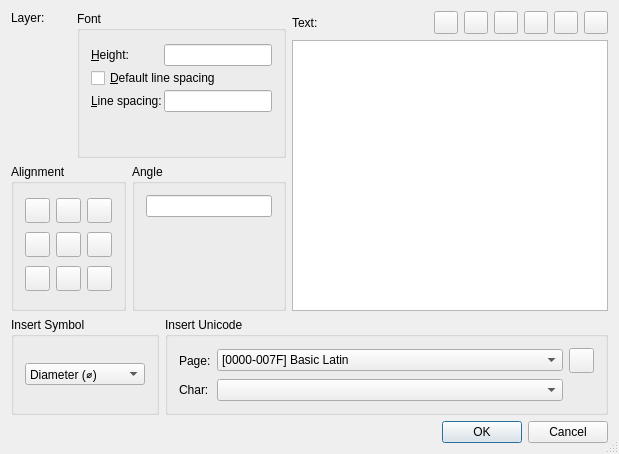
This is librecad/src/ui/forms/qg_dlgmtext.ui in LibreCAD/LibreCAD as Qt 5 draws it before an edit. The edited form follows.
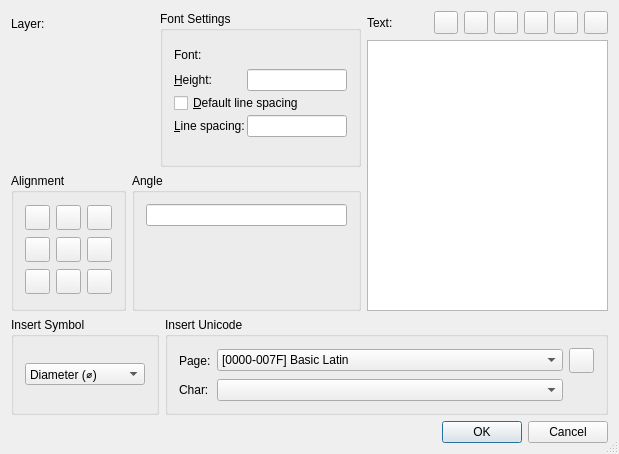
This is the edited form. Icons and pictures are not drawn. Custom widgets are drawn as their Qt base class.

Commit message: Ref PR #1432 - Update tab order in qg dlgtext.UI - also add "cbFont" selector into the tab order (#1540)

```diff
--- a/librecad/src/ui/forms/qg_dlgmtext.ui
+++ b/librecad/src/ui/forms/qg_dlgmtext.ui
@@ -35,6 +35,12 @@
                  <verstretch>0</verstretch>
                 </sizepolicy>
                </property>
+               <property name="minimumSize">
+                <size>
+                 <width>67</width>
+                 <height>0</height>
+                </size>
+               </property>
                <property name="text">
                 <string>Layer:</string>
                </property>
@@ -44,7 +50,30 @@
               </widget>
              </item>
              <item>
-              <widget class="QG_LayerBox" name="cbLayer" native="true"/>
+              <widget class="QG_LayerBox" name="cbLayer" native="true">
+               <property name="minimumSize">
+                <size>
+                 <width>70</width>
+                 <height>25</height>
+                </size>
+               </property>
+               <property name="focusPolicy">
+                <enum>Qt::StrongFocus</enum>
+               </property>
+              </widget>
+             </item>
+             <item>
+              <spacer name="horizontalSpacer_5">
+               <property name="orientation">
+                <enum>Qt::Horizontal</enum>
+               </property>
+               <property name="sizeHint" stdset="0">
+                <size>
+                 <width>1</width>
+                 <height>20</height>
+                </size>
+               </property>
+              </spacer>
              </item>
             </layout>
            </item>
@@ -69,78 +98,13 @@
             </sizepolicy>
            </property>
            <property name="title">
-            <string>Font</string>
+            <string>Font Settings</string>
            </property>
            <layout class="QGridLayout">
             <property name="spacing">
              <number>2</number>
             </property>
-            <item row="1" column="1">
-             <widget class="QLineEdit" name="leHeight">
-              <property name="sizePolicy">
-               <sizepolicy hsizetype="Expanding" vsizetype="Fixed">
-                <horstretch>0</horstretch>
-                <verstretch>0</verstretch>
-               </sizepolicy>
-              </property>
-             </widget>
-            </item>
-            <item row="1" column="0">
-             <widget class="QLabel" name="lHeight">
-              <property name="text">
-               <string>&amp;Height:</string>
-              </property>
-              <property name="wordWrap">
-               <bool>false</bool>
-              </property>
-              <property name="buddy">
-               <cstring>leHeight</cstring>
-              </property>
-             </widget>
-            </item>
-            <item row="5" column="1">
-             <spacer name="spacer2_2">
-              <property name="orientation">
-               <enum>Qt::Vertical</enum>
-              </property>
-              <property name="sizeType">
-               <enum>QSizePolicy::Expanding</enum>
-              </property>
-              <property name="sizeHint" stdset="0">
-               <size>
-                <width>20</width>
-                <height>16</height>
-               </size>
-              </property>
-             </spacer>
-            </item>
-            <item row="0" column="0" colspan="2">
-             <widget class="QG_FontBox" name="cbFont" native="true">
-              <property name="sizePolicy">
-               <sizepolicy hsizetype="Expanding" vsizetype="Fixed">
-                <horstretch>0</horstretch>
-                <verstretch>0</verstretch>
-               </sizepolicy>
-              </property>
-             </widget>
-            </item>
             <item row="5" column="0">
-             <spacer name="spacer2">
-              <property name="orientation">
-               <enum>Qt::Vertical</enum>
-              </property>
-              <property name="sizeType">
-               <enum>QSizePolicy::Expanding</enum>
-              </property>
-              <property name="sizeHint" stdset="0">
-               <size>
-                <width>20</width>
-                <height>16</height>
-               </size>
-              </property>
-             </spacer>
-            </item>
-            <item row="3" column="0">
              <widget class="QLabel" name="lLineSpacingFactor">
               <property name="text">
                <string>&amp;Line spacing:</string>
@@ -153,17 +117,7 @@
               </property>
              </widget>
             </item>
-            <item row="3" column="1">
-             <widget class="QLineEdit" name="leLineSpacingFactor">
-              <property name="sizePolicy">
-               <sizepolicy hsizetype="Expanding" vsizetype="Fixed">
-                <horstretch>0</horstretch>
-                <verstretch>0</verstretch>
-               </sizepolicy>
-              </property>
-             </widget>
-            </item>
-            <item row="2" column="0" colspan="2">
+            <item row="4" column="0" colspan="2">
              <widget class="QCheckBox" name="cbDefault">
               <property name="sizePolicy">
                <sizepolicy hsizetype="Expanding" vsizetype="Fixed">
@@ -179,6 +133,149 @@
               </property>
              </widget>
             </item>
+            <item row="3" column="2">
+             <spacer name="horizontalSpacer_2">
+              <property name="orientation">
+               <enum>Qt::Horizontal</enum>
+              </property>
+              <property name="sizeHint" stdset="0">
+               <size>
+                <width>1</width>
+                <height>20</height>
+               </size>
+              </property>
+             </spacer>
+            </item>
+            <item row="7" column="1">
+             <spacer name="spacer2_2">
+              <property name="orientation">
+               <enum>Qt::Vertical</enum>
+              </property>
+              <property name="sizeType">
+               <enum>QSizePolicy::Expanding</enum>
+              </property>
+              <property name="sizeHint" stdset="0">
+               <size>
+                <width>20</width>
+                <height>16</height>
+               </size>
+              </property>
+             </spacer>
+            </item>
+            <item row="3" column="1">
+             <widget class="QLineEdit" name="leHeight">
+              <property name="sizePolicy">
+               <sizepolicy hsizetype="Expanding" vsizetype="Fixed">
+                <horstretch>0</horstretch>
+                <verstretch>0</verstretch>
+               </sizepolicy>
+              </property>
+             </widget>
+            </item>
+            <item row="5" column="2">
+             <spacer name="horizontalSpacer">
+              <property name="orientation">
+               <enum>Qt::Horizontal</enum>
+              </property>
+              <property name="sizeHint" stdset="0">
+               <size>
+                <width>1</width>
+                <height>20</height>
+               </size>
+              </property>
+             </spacer>
+            </item>
+            <item row="7" column="0">
+             <spacer name="spacer2">
+              <property name="orientation">
+               <enum>Qt::Vertical</enum>
+              </property>
+              <property name="sizeType">
+               <enum>QSizePolicy::Expanding</enum>
+              </property>
+              <property name="sizeHint" stdset="0">
+               <size>
+                <width>20</width>
+                <height>16</height>
+               </size>
+              </property>
+             </spacer>
+            </item>
+            <item row="4" column="2">
+             <spacer name="horizontalSpacer_3">
+              <property name="orientation">
+               <enum>Qt::Horizontal</enum>
+              </property>
+              <property name="sizeHint" stdset="0">
+               <size>
+                <width>1</width>
+                <height>20</height>
+               </size>
+              </property>
+             </spacer>
+            </item>
+            <item row="3" column="0">
+             <widget class="QLabel" name="lHeight">
+              <property name="text">
+               <string>&amp;Height:</string>
+              </property>
+              <property name="wordWrap">
+               <bool>false</bool>
+              </property>
+              <property name="buddy">
+               <cstring>leHeight</cstring>
+              </property>
+             </widget>
+            </item>
+            <item row="5" column="1">
+             <widget class="QLineEdit" name="leLineSpacingFactor">
+              <property name="sizePolicy">
+               <sizepolicy hsizetype="Expanding" vsizetype="Fixed">
+                <horstretch>0</horstretch>
+                <verstretch>0</verstretch>
+               </sizepolicy>
+              </property>
+             </widget>
+            </item>
+            <item row="2" column="0">
+             <widget class="QLabel" name="label">
+              <property name="text">
+               <string>Font:</string>
+              </property>
+             </widget>
+            </item>
+            <item row="2" column="1">
+             <widget class="QG_FontBox" name="cbFont" native="true">
+              <property name="sizePolicy">
+               <sizepolicy hsizetype="Expanding" vsizetype="Fixed">
+                <horstretch>0</horstretch>
+                <verstretch>0</verstretch>
+               </sizepolicy>
+              </property>
+              <property name="minimumSize">
+               <size>
+                <width>100</width>
+                <height>25</height>
+               </size>
+              </property>
+              <property name="focusPolicy">
+               <enum>Qt::WheelFocus</enum>
+              </property>
+             </widget>
+            </item>
+            <item row="2" column="2">
+             <spacer name="horizontalSpacer_4">
+              <property name="orientation">
+               <enum>Qt::Horizontal</enum>
+              </property>
+              <property name="sizeHint" stdset="0">
+               <size>
+                <width>1</width>
+                <height>20</height>
+               </size>
+              </property>
+             </spacer>
+            </item>
            </layout>
           </widget>
          </item>
@@ -501,7 +598,7 @@
               <property name="sizeHint" stdset="0">
                <size>
                 <width>20</width>
-                <height>20</height>
+                <height>1</height>
                </size>
               </property>
              </spacer>
@@ -537,7 +634,7 @@
            </property>
            <property name="sizeHint" stdset="0">
             <size>
-             <width>110</width>
+             <width>2</width>
              <height>20</height>
             </size>
            </property>
```
Left out of the diff: 45 changed lines with no effect on the pictures. The commit also changes 7 other files.
